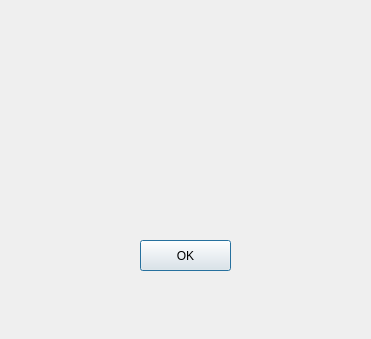
Qt form gameover.ui (lgb666666661/Gobang) before a commit.
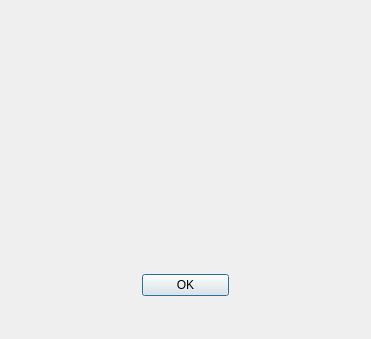
The same form after that commit.

```diff
--- a/gameover.ui
+++ b/gameover.ui
@@ -13,27 +13,43 @@
         <property name="windowTitle">
             <string>提示</string>
         </property>
-        <widget class="QPushButton" name="pushButton">
-            <property name="geometry">
-                <rect>
-                    <x>140</x>
-                    <y>240</y>
-                    <width>91</width>
-                    <height>31</height>
-                </rect>
-            </property>
-            <property name="text">
-                <string>OK</string>
-            </property>
-        </widget>
+  <layout class="QVBoxLayout" name="verticalLayout" stretch="8,2,1">
+   <item>
+    <widget class="QWidget" name="widget" native="true">
+     <layout class="QGridLayout" name="gridLayout" rowstretch="1,5,1">
+      <item row="0" column="0">
+       <spacer name="verticalSpacer_2">
+        <property name="orientation">
+         <enum>Qt::Vertical</enum>
+        </property>
+        <property name="sizeHint" stdset="0">
+         <size>
+          <width>20</width>
+          <height>25</height>
+         </size>
+        </property>
+       </spacer>
+      </item>
+      <item row="2" column="0">
+       <spacer name="verticalSpacer">
+        <property name="orientation">
+         <enum>Qt::Vertical</enum>
+        </property>
+        <property name="sizeHint" stdset="0">
+         <size>
+          <width>20</width>
+          <height>25</height>
+         </size>
+        </property>
+       </spacer>
+      </item>
+      <item row="1" column="0">
         <widget class="QLabel" name="label">
-            <property name="geometry">
-                <rect>
-                    <x>100</x>
-                    <y>90</y>
-                    <width>141</width>
-                    <height>81</height>
-                </rect>
+        <property name="sizePolicy">
+         <sizepolicy hsizetype="Minimum" vsizetype="Minimum">
+          <horstretch>0</horstretch>
+          <verstretch>0</verstretch>
+         </sizepolicy>
             </property>
             <property name="text">
                 <string/>
@@ -42,6 +58,61 @@
                 <set>Qt::AlignCenter</set>
             </property>
         </widget>
+      </item>
+     </layout>
+    </widget>
+   </item>
+   <item>
+    <layout class="QHBoxLayout" name="horizontalLayout" stretch="3,2,3">
+     <item>
+      <spacer name="horizontalSpacer">
+       <property name="orientation">
+        <enum>Qt::Horizontal</enum>
+       </property>
+       <property name="sizeHint" stdset="0">
+        <size>
+         <width>40</width>
+         <height>20</height>
+        </size>
+       </property>
+      </spacer>
+     </item>
+     <item>
+      <widget class="QPushButton" name="pushButton">
+       <property name="text">
+        <string>OK</string>
+       </property>
+      </widget>
+     </item>
+     <item>
+      <spacer name="horizontalSpacer_2">
+       <property name="orientation">
+        <enum>Qt::Horizontal</enum>
+       </property>
+       <property name="sizeHint" stdset="0">
+        <size>
+         <width>40</width>
+         <height>20</height>
+        </size>
+       </property>
+      </spacer>
+     </item>
+    </layout>
+   </item>
+   <item>
+    <spacer name="verticalSpacer_3">
+     <property name="orientation">
+      <enum>Qt::Vertical</enum>
+     </property>
+     <property name="sizeHint" stdset="0">
+      <size>
+       <width>20</width>
+       <height>25</height>
+      </size>
+     </property>
+    </spacer>
+   </item>
+  </layout>
     </widget>
     <resources/>
     <connections/>
```
Lines whose indentation alone changed are shown as unchanged.
